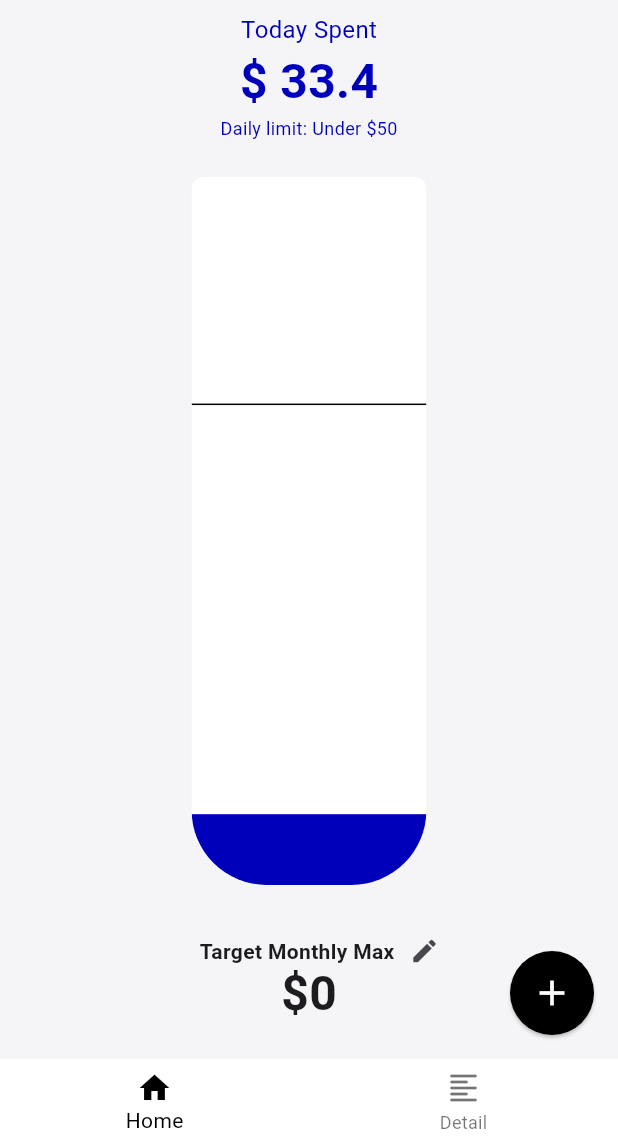
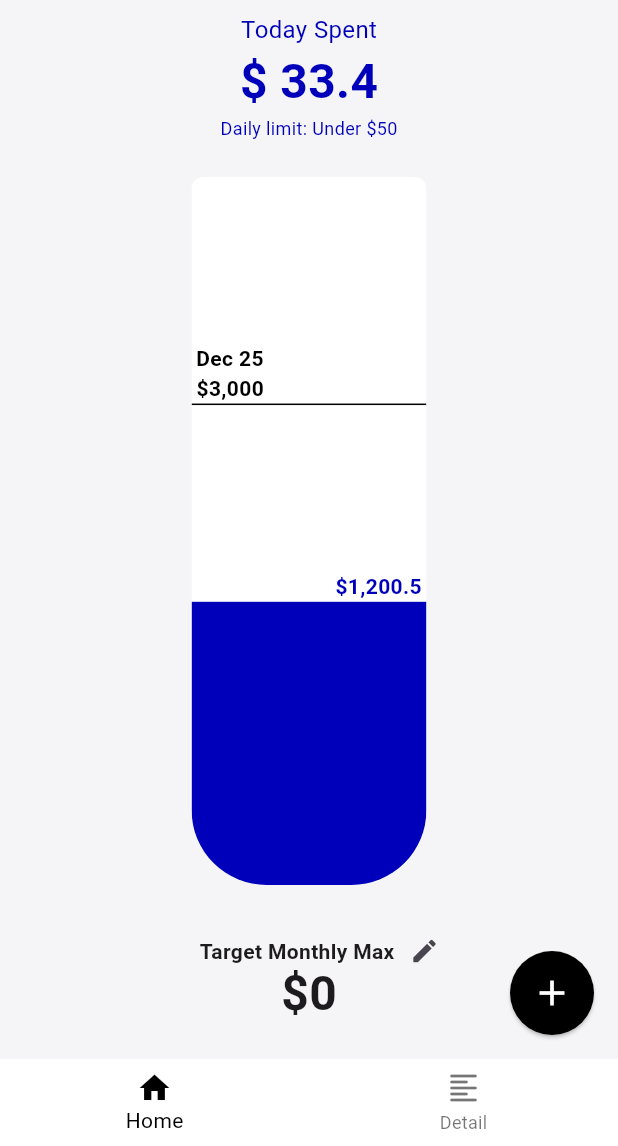
Before and after one commit to Najaehyeon/Money_Manager, a Flutter app: the screen it shows after launch, on a phone screen of 412 x 824 dp, the part 90-1236 px from its top. Run offline on Flutter 3.47's test engine with Material 3 defaults, Android fonts, the phone set to English and light mode, and no system bars; our stand-ins replace shared_preferences.

Commit message:
실린더에현재사용량표시

```diff
--- a/lib/Home/home.dart
+++ b/lib/Home/home.dart
@@ -14,6 +14,11 @@ class Home extends StatefulWidget {
 
 class _HomeState extends State<Home> {
   double _targetMoney = 0;
+
+  final double _currentSpentMoney = 1200.5;
+  final double _monthlyLimitMoney = 3000.0;
+  final double _limitMoneyHeightRatio = 0.68;
+  final double _spentMoneyHeightRatio = 0.40;
 
   @override
   void initState() {
@@ -54,7 +59,13 @@ class _HomeState extends State<Home> {
             TodaySpentMoney(),
             SizedBox(height: 24),
             Expanded(
-              child: Cylinder(screenWidth: screenWidth),
+              child: Cylinder(
+                screenWidth: screenWidth,
+                currentSpentMoney: _currentSpentMoney,
+                limitMoney: _monthlyLimitMoney,
+                limitMoneyHeightRatio: _limitMoneyHeightRatio,
+                spentMoneyHeightRatio: _spentMoneyHeightRatio,
+              ),
             ),
             SizedBox(height: 24),
             TargetMonthlyMax(
@@ -176,20 +187,34 @@ class Cylinder extends StatelessWidget {
   const Cylinder({
     super.key,
     required this.screenWidth,
+    required this.currentSpentMoney,
+    required this.limitMoney,
+    required this.limitMoneyHeightRatio,
+    required this.spentMoneyHeightRatio,
   });
 
   final double screenWidth;
+  final double currentSpentMoney;
+  final double limitMoney;
+  final double limitMoneyHeightRatio;
+  final double spentMoneyHeightRatio;
 
   @override
   Widget build(BuildContext context) {
+    const Color blueColor = Color(0xFF0000BB);
+
     return LayoutBuilder(
       builder: (BuildContext context, BoxConstraints constraints) {
         final double maxHeight = constraints.maxHeight;
         // 높이 비율은 임의로 설정된 값
-        final double limitMoneyHeight = maxHeight * 0.68;
-        final double spentMoneyHeight = maxHeight * 0.1;
+        final double limitMoneyHeight = maxHeight * limitMoneyHeightRatio;
+        final double spentMoneyHeight = maxHeight * spentMoneyHeightRatio;
         final double cylinderWidth = screenWidth * 0.38;
-        const Color primaryColor = Color(0xFF0000BB);
+
+        final String formattedSpentMoney =
+            "\$${NumberFormat('#,###.0', 'en-US').format(currentSpentMoney)}";
+        final String formattedLimitMoney =
+            "Dec 25\n\$${NumberFormat('#,###', 'en-US').format(limitMoney)}";
 
         return ClipRRect(
           borderRadius: const BorderRadius.only(
@@ -213,7 +238,7 @@ class Cylinder extends StatelessWidget {
                 width: cylinderWidth,
                 height: spentMoneyHeight,
                 decoration: const BoxDecoration(
-                  color: primaryColor,
+                  color: blueColor,
                 ),
               ),
               // 목표 한계선
@@ -228,6 +253,40 @@ class Cylinder extends StatelessWidget {
                         width: 1,
                       ),
                     ),
+                  ),
+                ),
+              ),
+              Positioned(
+                bottom: spentMoneyHeight, // 채워진 부분의 끝 (상단)에 위치
+                right: cylinderWidth * 0.02, // 실린더 오른쪽으로 조금 이동
+                child: Padding(
+                  padding: const EdgeInsets.only(left: 8.0),
+                  child: Text(
+                    formattedSpentMoney,
+                    style: TextStyle(
+                      color: blueColor,
+                      fontWeight: FontWeight.bold,
+                      fontSize: 14,
+                    ),
+                    textAlign: TextAlign.center,
+                  ),
+                ),
+              ),
+
+              // 2. 목표 한계 금액 텍스트 (실린더 왼쪽)
+              Positioned(
+                bottom: limitMoneyHeight, // 목표 한계선 상단에 위치 (-12는 텍스트 높이 보정)
+                left: cylinderWidth * 0.02, // 실린더 왼쪽으로 조금 이동
+                child: Padding(
+                  padding: const EdgeInsets.only(right: 8.0),
+                  child: Text(
+                    formattedLimitMoney,
+                    style: TextStyle(
+                      color: Colors.black,
+                      fontWeight: FontWeight.w600,
+                      fontSize: 14,
+                    ),
+                    textAlign: TextAlign.center,
                   ),
                 ),
               ),
--- a/lib/Home/post.dart
+++ b/lib/Home/post.dart
@@ -12,7 +12,7 @@ class Post extends StatefulWidget {
 class _PostState extends State<Post> {
   DateTime _selectedDate = DateTime.now();
 
-  String formatedDate = DateFormat('MMMM dd, yyyy').format(DateTime.now());
+  String formatedDate = DateFormat('MMMM d, yyyy').format(DateTime.now());
 
   void _showDatePicker(BuildContext context) {
     showCupertinoModalPopup(
@@ -29,7 +29,7 @@ class _PostState extends State<Post> {
             onDateTimeChanged: (DateTime newDate) {
               setState(() {
                 _selectedDate = newDate;
-                formatedDate = DateFormat('MMMM dd yy').format(_selectedDate);
+                formatedDate = DateFormat('MMMM d, yyyy').format(_selectedDate);
               });
             },
           ),
@@ -193,6 +193,7 @@ class _PostState extends State<Post> {
               onPressed: () {},
               style: ElevatedButton.styleFrom(
                 elevation: 0,
+                shadowColor: Colors.transparent,
                 backgroundColor: Colors.black,
                 fixedSize: Size(MediaQuery.of(context).size.width, 48),
                 shape: RoundedRectangleBorder(
```
